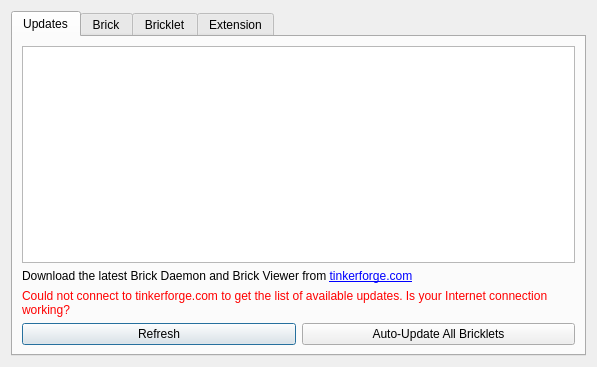
Above: src/brickv/ui/flashing.ui from Tinkerforge/brickv before the change. Below: the same form after it.
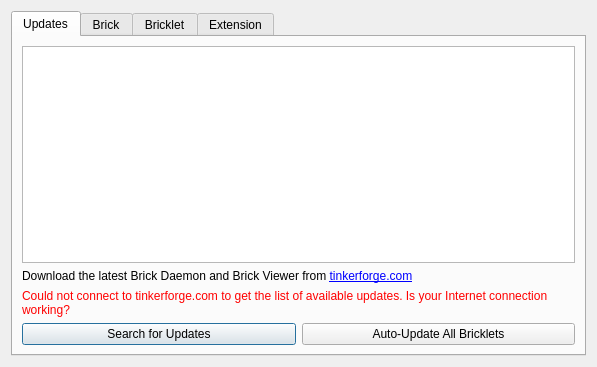
That is the form after the change.

```diff
--- a/src/brickv/ui/flashing.ui
+++ b/src/brickv/ui/flashing.ui
@@ -55,7 +55,7 @@
          <item row="3" column="0">
           <widget class="QPushButton" name="update_button_refresh">
            <property name="text">
-            <string>Refresh</string>
+            <string>Search for Updates</string>
            </property>
           </widget>
          </item>
```
